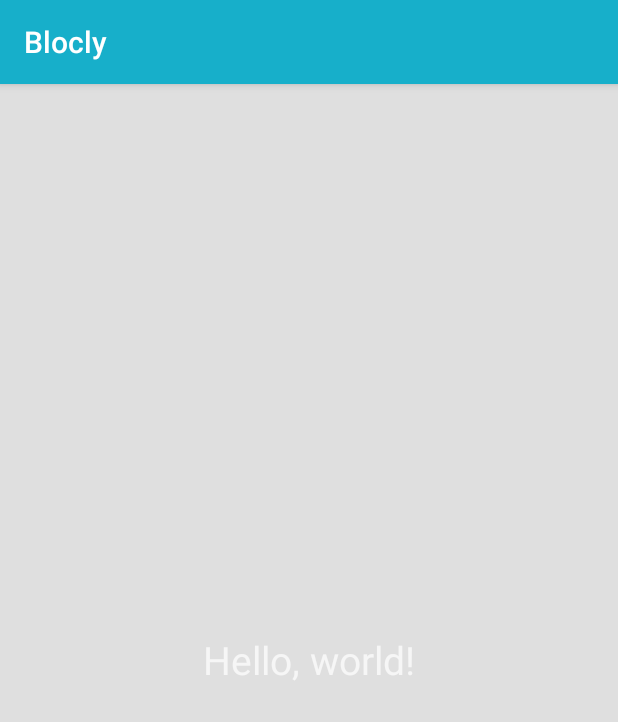
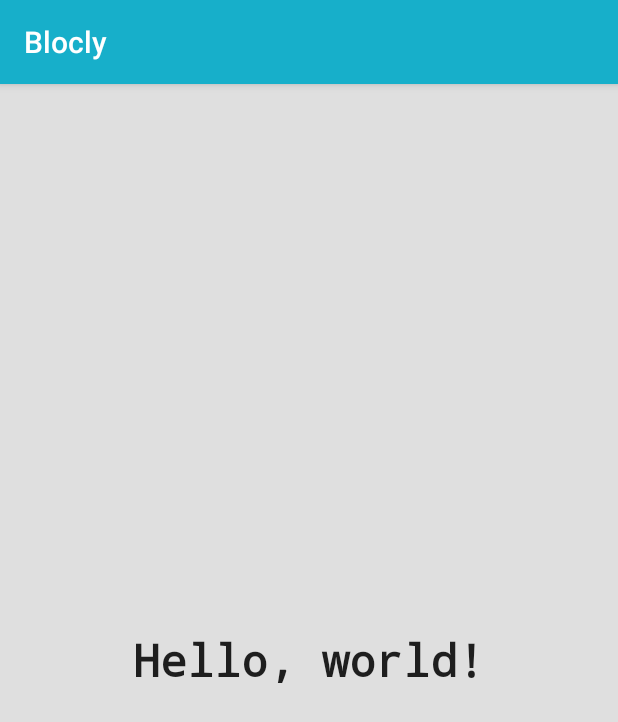
Before and after one commit to rluick15/Blocly, an Android app: the screen it shows after launch (BloclyActivity), on a phone screen of 412 x 824 dp. Shown: the top 722 px of the screen. Run offline under Robolectric (Android 15) with nearby library versions, the phone set to English and light mode, and no system bars.

Commit message:
Checkpoint 34 assignment completed

```diff
--- a/app/src/main/res/layout/activity_blocly.xml
+++ b/app/src/main/res/layout/activity_blocly.xml
@@ -5,11 +5,7 @@
     android:layout_height="match_parent">
 
     <TextView
-        android:layout_width="wrap_content"
-        android:layout_height="match_parent"
         android:text="Hello, world!"
-        android:textSize="26sp"
-        android:gravity="center"
-        android:layout_gravity="center"/>
+        style="@style/HelloWorldTextView" />
 
 </LinearLayout>
--- a/app/src/main/res/values/styles.xml
+++ b/app/src/main/res/values/styles.xml
@@ -6,4 +6,15 @@
         <item name="android:windowBackground">@color/windowBackground</item>
     </style>
 
+    <style name="HelloWorldTextView">
+        <item name="android:layout_width">wrap_content</item>
+        <item name="android:layout_height">match_parent</item>
+        <item name="android:textSize">30sp</item>
+        <item name="android:textColor">@color/text_primary</item>
+        <item name="android:textStyle">bold</item>
+        <item name="android:typeface">monospace</item>
+        <item name="android:gravity">center</item>
+        <item name="android:layout_gravity">center</item>
+    </style>
+
 </resources>
```
